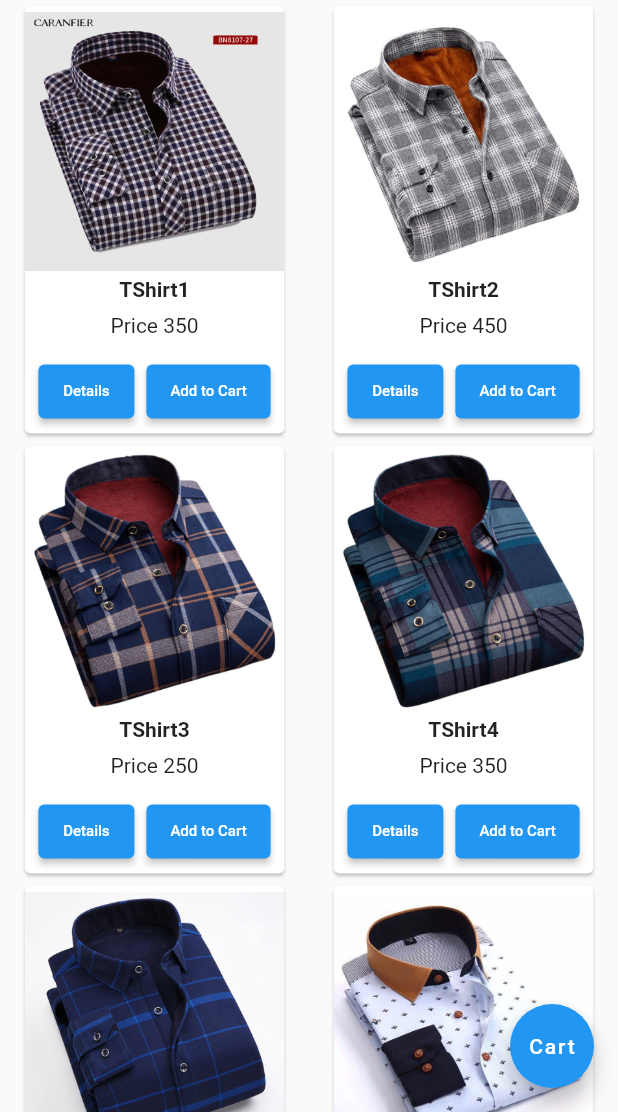
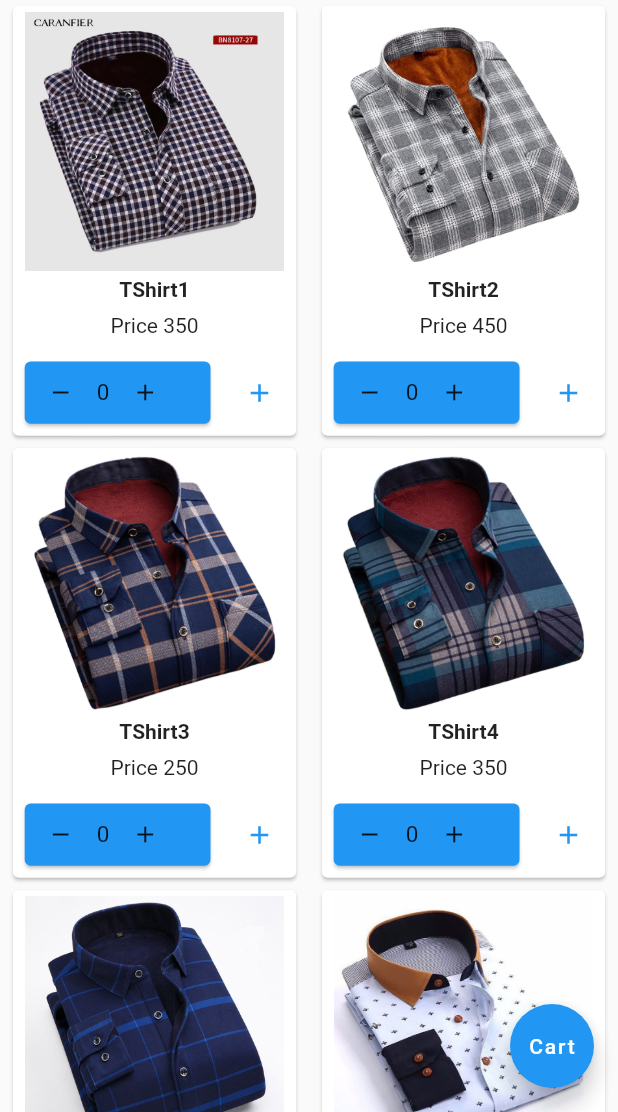
Before and after one commit to Abdullah245/Shopping-cart, a Flutter app: the screen it shows after launch, after a tap on "Men", on a phone screen of 412 x 824 dp, the part 124-1236 px from its top. Run offline on Flutter 3.47's test engine with Material 2 defaults, Android fonts, the phone set to English and light mode, and no system bars; our stand-ins replace carousel_slider, cloud_firestore, firebase_auth, firebase_core; accounts and stored records are empty; network calls fail.

Commit message:
Work Completed

```diff
--- a/shopping_cart/lib/Constants/text.dart
+++ b/shopping_cart/lib/Constants/text.dart
@@ -3,6 +3,9 @@ class TxtConst {
   static String women = "Women";
   static String children = "Children";
   static String congrats = "Congratulations";
+  static String alert = "Alert";
+  static String quantity = "Quantity";
+  static String enterquantity = "Enter Quantity";
   static String msg1 = "Your Product is successfully added to your cart.";
   static String details = "Details";
   static String addtocart = "Add to Cart";
--- a/shopping_cart/lib/Functions/addtocartfunc.dart
+++ b/shopping_cart/lib/Functions/addtocartfunc.dart
@@ -6,11 +6,12 @@ import 'package:shopping_cart/Functions/customDialog.dart';
 CollectionReference addToCart =
     FirebaseFirestore.instance.collection('Add to Cart');
 
-Future<void> addcart(context, t1, t2) {
+Future<void> addcart(context, t1, t2, t3) {
   return addToCart
       .add({
         'Product name': t1,
         'Product price': t2,
+        'quantity' : t3,
         'uid': FirebaseAuth.instance.currentUser?.uid
       })
       .then(
--- a/shopping_cart/lib/Functions/customcards.dart
+++ b/shopping_cart/lib/Functions/customcards.dart
@@ -1,8 +1,26 @@
+// ignore_for_file: must_be_immutable
+
 import 'package:flutter/material.dart';
 import 'package:shopping_cart/Constants/text.dart';
+
 import 'addtocartfunc.dart';
+import 'customDialog.dart';
 
-customcards(context, img, txt, a) {
+class CustomCards extends StatefulWidget {
+  var img;
+  var txt;
+  var a;
+  CustomCards({Key? key, required this.img, required this.txt, required this.a})
+      : super(key: key);
+
+  @override
+  State<CustomCards> createState() => _CustomCardsState();
+}
+
+class _CustomCardsState extends State<CustomCards> {
+  int quantity = 0;
+  @override
+  Widget build(BuildContext context) {
     return Card(
       child: Column(
         children: [
@@ -10,11 +28,11 @@ customcards(context, img, txt, a) {
             width: MediaQuery.of(context).size.width * 0.42,
             height: MediaQuery.of(context).size.height * 0.22,
             child: Image(
-            image: AssetImage(img),
+              image: AssetImage(widget.img),
             ),
           ),
           Text(
-          txt,
+            widget.txt,
             style: const TextStyle(
               fontWeight: FontWeight.bold,
             ),
@@ -22,7 +40,7 @@ customcards(context, img, txt, a) {
           Padding(
             padding: const EdgeInsets.all(8.0),
             child: Text(
-            "Price $a",
+              "Price ${widget.a}",
             ),
           ),
           Row(
@@ -30,11 +48,38 @@ customcards(context, img, txt, a) {
               Padding(
                 padding: const EdgeInsets.all(4.0),
                 child: SizedBox(
-                child: ElevatedButton(
-                  onPressed: () {},
-                  child: Text(
-                    TxtConst.details,
-                    style: const TextStyle(fontSize: 10),
+                  width: MediaQuery.of(context).size.width * 0.32,
+                  height: MediaQuery.of(context).size.height * 0.06,
+                  child: Card(
+                    color: Colors.blue,
+                    child: SizedBox(
+                      width: MediaQuery.of(context).size.width * 0.1,
+                      child: Row(
+                        children: [
+                          IconButton(
+                            icon: const Icon(Icons.remove),
+                            iconSize: 18,
+                            onPressed: () {
+                              setState(() {
+                                quantity--;
+                              });
+                            },
+                          ),
+                          Text(
+                            quantity.toString(),
+                            style: const TextStyle(fontSize: 15),
+                          ),
+                          IconButton(
+                            icon: const Icon(Icons.add),
+                            iconSize: 18,
+                            onPressed: () {
+                              setState(() {
+                                quantity++;
+                              });
+                            },
+                          ),
+                        ],
+                      ),
                     ),
                   ),
                 ),
@@ -42,13 +87,23 @@ customcards(context, img, txt, a) {
               Padding(
                 padding: const EdgeInsets.all(4.0),
                 child: SizedBox(
-                child: ElevatedButton(
+                  width: MediaQuery.of(context).size.width * 0.1,
+                  child: IconButton(
+                    color: Colors.blue,
                     onPressed: () {
-                    addcart(context, txt, a);
+                      if (quantity != 0) {
+                        addcart(context, widget.txt, widget.a, quantity);
+                        setState(() {
+                          quantity = 0;
+                        });
+                      } else {
+                        showAlertDialog(
+                            context, TxtConst.alert, TxtConst.enterquantity);
+                      }
                     },
-                  child: Text(
-                    TxtConst.addtocart,
-                    style: const TextStyle(fontSize: 10),
+                    icon: const Icon(
+                      Icons.add,
+                      size: 20,
                     ),
                   ),
                 ),
@@ -59,3 +114,4 @@ customcards(context, img, txt, a) {
       ),
     );
   }
+}
--- /dev/null
+++ b/shopping_cart/lib/Functions/textfieldDialogbox.dart
@@ -0,0 +1 @@
+import 'package:flutter/material.dart';
--- a/shopping_cart/lib/Screens/home.dart
+++ b/shopping_cart/lib/Screens/home.dart
@@ -28,7 +28,7 @@ class _HomeScreenState extends State<HomeScreen> {
               child: ListView(
                 children: [
                   Column(
-                    children: [
+                    children: const [
                       CustomCarouselSlider(),
                       CustomListTile(),
                     ],
--- a/shopping_cart/lib/Widgets/cardrow.dart
+++ b/shopping_cart/lib/Widgets/cardrow.dart
@@ -13,51 +13,45 @@ class CustomCardRow extends StatelessWidget {
         Row(
           mainAxisAlignment: MainAxisAlignment.spaceAround,
           children: [
-            customcards(
-              context,
-              ImgConst.card1,
-              TxtConst.tshirt1,
-              TxtConst.price3,
+            CustomCards(
+              img: ImgConst.card1,
+              txt: TxtConst.tshirt1,
+              a: TxtConst.price3,
             ),
-            customcards(
-              context,
-              ImgConst.card2,
-              TxtConst.tshirt2,
-              TxtConst.price2,
+            CustomCards(
+              img: ImgConst.card2,
+              txt: TxtConst.tshirt2,
+              a: TxtConst.price2,
             ),
           ],
         ),
         Row(
           mainAxisAlignment: MainAxisAlignment.spaceAround,
           children: [
-            customcards(
-              context,
-              ImgConst.card3,
-              TxtConst.tshirt3,
-              TxtConst.price1,
+            CustomCards(
+              img: ImgConst.card3,
+              txt: TxtConst.tshirt3,
+              a: TxtConst.price1,
             ),
-            customcards(
-              context,
-              ImgConst.card4,
-              TxtConst.tshirt4,
-              TxtConst.price3,
+            CustomCards(
+              img: ImgConst.card4,
+              txt: TxtConst.tshirt4,
+              a: TxtConst.price3,
             ),
           ],
         ),
         Row(
           mainAxisAlignment: MainAxisAlignment.spaceAround,
           children: [
-            customcards(
-              context,
-              ImgConst.card5,
-              TxtConst.tshirt5,
-              TxtConst.price1,
+            CustomCards(
+              img: ImgConst.card5,
+              txt: TxtConst.tshirt5,
+              a: TxtConst.price1,
             ),
-            customcards(
-              context,
-              ImgConst.card6,
-              TxtConst.tshirt6,
-              TxtConst.price2,
+            CustomCards(
+              img: ImgConst.card6,
+              txt: TxtConst.tshirt6,
+              a: TxtConst.price2,
             ),
           ],
         ),
--- a/shopping_cart/lib/main.dart
+++ b/shopping_cart/lib/main.dart
@@ -1,7 +1,6 @@
 import 'package:firebase_auth/firebase_auth.dart';
 import 'package:firebase_core/firebase_core.dart';
 import 'package:flutter/material.dart';
-import 'Screens/addtocart.dart';
 import 'Screens/home.dart';
 import 'firebase_options.dart';
 
--- a/shopping_cart/pubspec.yaml
+++ b/shopping_cart/pubspec.yaml
@@ -36,6 +36,7 @@ dependencies:
   firebase_storage: ^10.3.6
   flutter:
     sdk: flutter
+  quantity_input: ^1.0.2
 
 
 dev_dependencies:
```
Also changed, not shown: shopping_cart/lib/Functions/deletecart.dart (added, +11 -0 lines), shopping_cart/lib/Functions/quantityinput.dart (added, +47 -0 lines), shopping_cart/lib/Functions/updateuser.dart (added, +10 -0 lines), shopping_cart/lib/Screens/addtocart.dart (+19 -22 lines), shopping_cart/pubspec.lock. Lines whose indentation alone changed are shown as unchanged.
